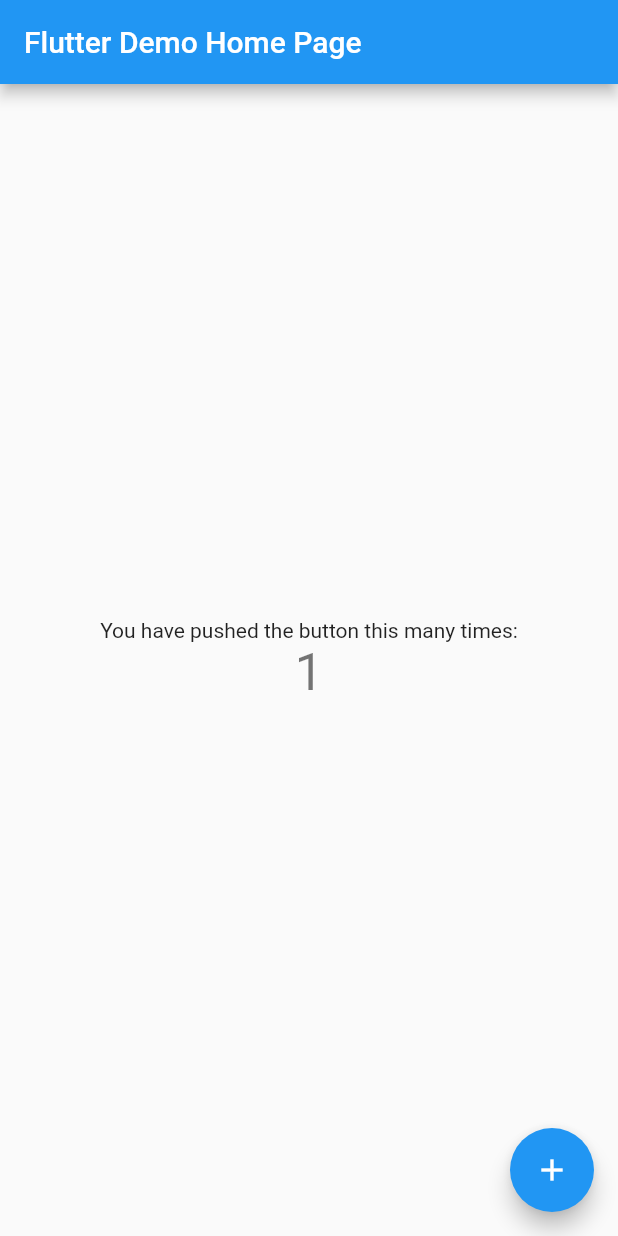
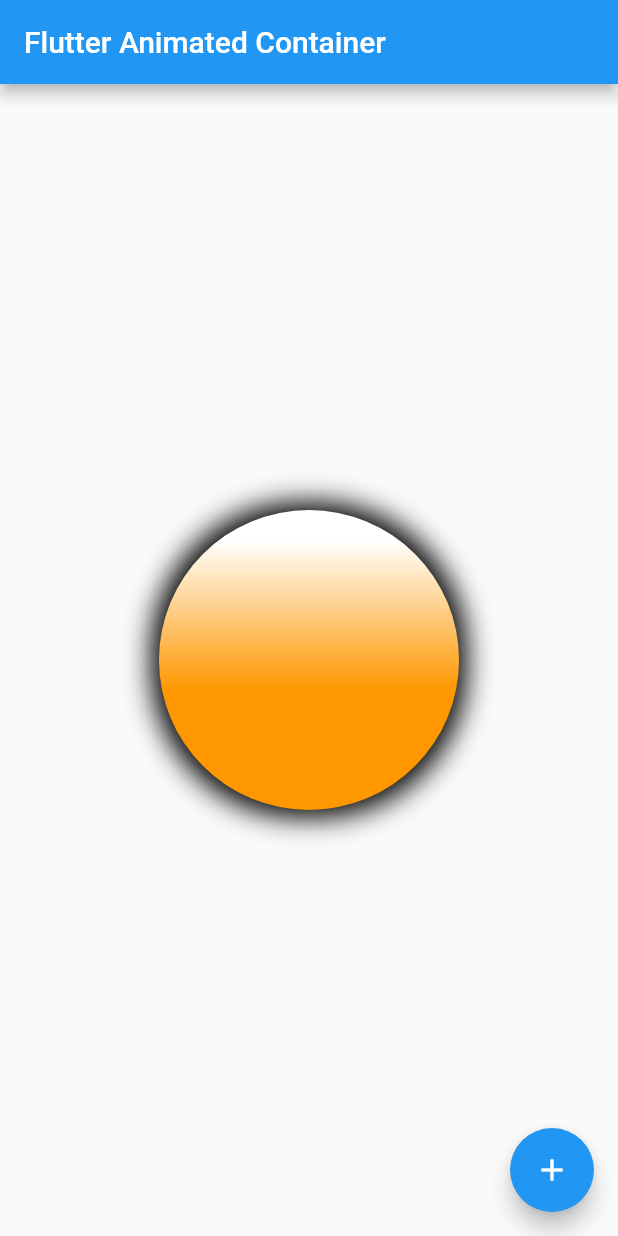
Before and after one commit to cleong98/flutter_animation, a Flutter app: the MyHomePage screen opened directly, after a tap on the "add" icon, on a phone screen of 412 x 824 dp. Run offline on Flutter 3.47's test engine with Material 2 defaults, Android fonts, the phone set to English and light mode, and no system bars.

Commit message:
completed animated container example

```diff
--- a/lib/main.dart
+++ b/lib/main.dart
@@ -13,7 +13,7 @@ class MyApp extends StatelessWidget {
       theme: ThemeData(
         primarySwatch: Colors.blue,
       ),
-      home: const MyHomePage(title: 'Flutter Demo Home Page'),
+      home: const MyHomePage(title: 'Flutter Animated Container'),
     );
   }
 }
@@ -27,11 +27,11 @@ class MyHomePage extends StatefulWidget {
 }
 
 class _MyHomePageState extends State<MyHomePage> {
-  int _counter = 0;
+  double _side = 100;
 
-  void _incrementCounter() {
+  void _sideChange() {
     setState(() {
-      _counter++;
+      _side = _side > 200 ? 100 : _side + 100;
     });
   }
 
@@ -42,22 +42,29 @@ class _MyHomePageState extends State<MyHomePage> {
         title: Text(widget.title),
       ),
       body: Center(
-        child: Column(
-          mainAxisAlignment: MainAxisAlignment.center,
-          children: <Widget>[
-            const Text(
-              'You have pushed the button this many times:',
+        child: AnimatedContainer(
+          duration: const Duration(seconds: 1),
+          width: _side,
+          height: _side,
+          decoration: BoxDecoration(
+            // change color animated
+            //color: _side > 200 ? Colors.red : Colors.blue,
+            gradient: LinearGradient(
+              colors: const [Colors.orange, Colors.white],
+              begin: Alignment.bottomCenter,
+              end: Alignment.topCenter,
+              //change gradient change position
+              stops: [(_side / 1000) * 2, 0.9],
             ),
-            Text(
-              '$_counter',
-              style: Theme.of(context).textTheme.headline4,
-            ),
-          ],
+            // make sure always circle
+            borderRadius: BorderRadius.circular(_side / 2),
+            boxShadow: const [BoxShadow(spreadRadius: 5, blurRadius: 15)],
+          ),
         ),
       ),
       floatingActionButton: FloatingActionButton(
-        onPressed: _incrementCounter,
-        tooltip: 'Increment',
+        onPressed: _sideChange,
+        tooltip: 'Change',
         child: const Icon(Icons.add),
       ),
     );
```
Also changed, not shown: 1 other file.
